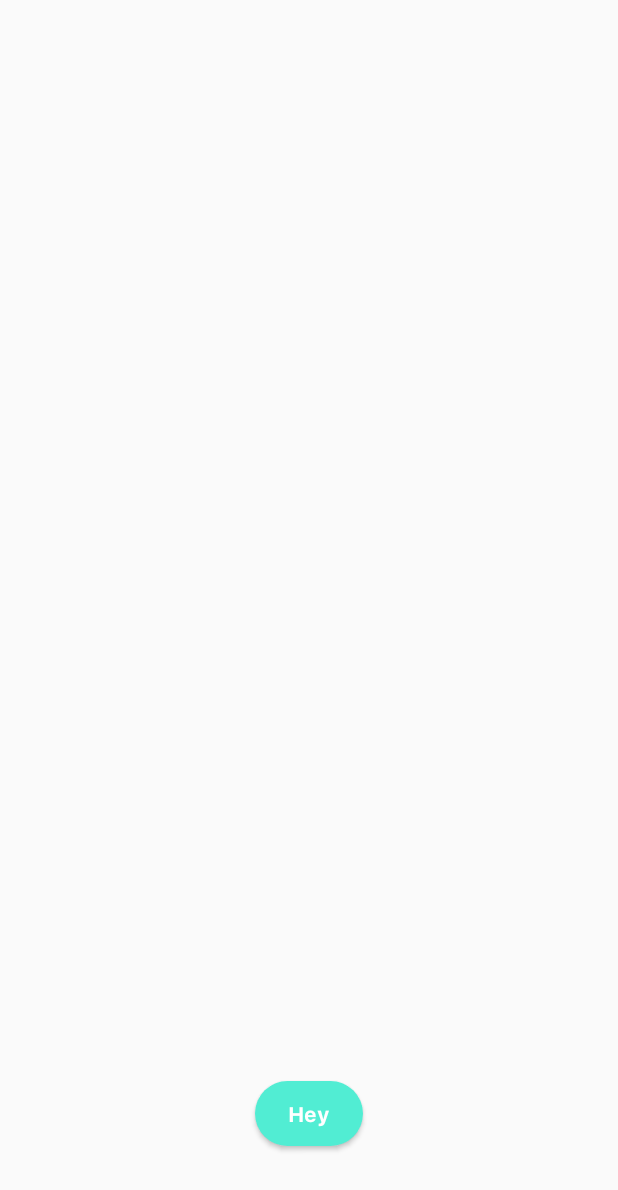
After one commit to deepakbaliga/GetDone, an Android app: the layout get_done_toast.xml on its own in the app's theme, with its tools: preview values and no code run, on a phone screen of 412 x 824 dp. The commit adds this screen. Shown: the top 1190 px of the screen. Run offline under Robolectric (Android 15) with nearby library versions, the phone set to English and light mode, and no system bars.

Commit message:
My Custom Toast

```diff
--- a/app/src/main/java/com/deepakbaliga/getdone/activities/CreateToDoActivity.java
+++ b/app/src/main/java/com/deepakbaliga/getdone/activities/CreateToDoActivity.java
@@ -38,6 +38,7 @@ import com.deepakbaliga.getdone.dialog.SingleDateAndTimePickerDialog;
 import com.deepakbaliga.getdone.fragments.SubTasksFragment;
 import com.deepakbaliga.getdone.model.Category;
 import com.deepakbaliga.getdone.model.SubTask;
+import com.deepakbaliga.getdone.utilities.Pop;
 import com.gun0912.tedpermission.PermissionListener;
 import com.gun0912.tedpermission.TedPermission;
 
@@ -140,6 +141,7 @@ public class CreateToDoActivity extends FragmentActivity {
         super.onCreate(savedInstanceState);
         setContentView(R.layout.activity_create_to_do);
         ButterKnife.bind(this);
+
 
 
 
@@ -331,6 +333,7 @@ public class CreateToDoActivity extends FragmentActivity {
                             public void onResult(LinkedList<SubTask> subTaskList) {
                                 subTasks = subTaskList;
 
+
                                 if(subTasks.size()>0){
                                     commentButton.setColorFilter(getResources().getColor(R.color.colorPrimary));
                                     final Animation vibrateAnimation = AnimationUtils.loadAnimation(CreateToDoActivity.this, R.anim.vibrate);
--- a/app/src/main/res/layout/fragment_sub_tasks.xml
+++ b/app/src/main/res/layout/fragment_sub_tasks.xml
@@ -58,7 +58,7 @@
             android:layout_margin="12dp"
             android:id="@+id/sub_task_recycler_view"
             android:layout_width="match_parent"
-            android:layout_height="wrap_content"
+            android:layout_height="match_parent"
             xmlns:tools="http://schemas.android.com/tools"
             tools:listitem="@layout/item_sub_task"/>
 
--- /dev/null
+++ b/app/src/main/res/layout/get_done_toast.xml
@@ -0,0 +1,26 @@
+<?xml version="1.0" encoding="utf-8"?>
+<RelativeLayout xmlns:android="http://schemas.android.com/apk/res/android"
+    android:orientation="vertical" android:layout_width="wrap_content"
+    android:layout_height="wrap_content"
+    android:background="@drawable/ripple_rectangle_corners"
+    android:padding="8dp"
+    android:layout_gravity="center|bottom"
+    android:layout_marginTop="16dp"
+    android:layout_marginLeft="16dp"
+    android:layout_marginRight="16dp"
+    android:layout_marginBottom="60dp"
+    android:elevation="2dp"
+    android:id="@+id/custom_toast">
+
+    <com.deepakbaliga.getdone.customViews.BoldTextView
+        android:id="@+id/toast_message"
+        android:text="Hey"
+        android:textColor="@android:color/white"
+        android:layout_width="wrap_content"
+        android:layout_height="wrap_content"
+        android:layout_marginTop="4dp"
+        android:layout_marginBottom="4dp"
+        android:layout_marginLeft="14dp"
+        android:layout_marginRight="14dp"/>
+
+</RelativeLayout>
```
Also changed, not shown: app/src/main/java/com/deepakbaliga/getdone/adapters/SubTaskAdapter.java (+17 -0 lines), app/src/main/java/com/deepakbaliga/getdone/utilities/Pop.java (added, +43 -0 lines), app/src/main/java/com/deepakbaliga/getdone/fragments/SubTasksFragment.java (line endings or trailing spaces).
